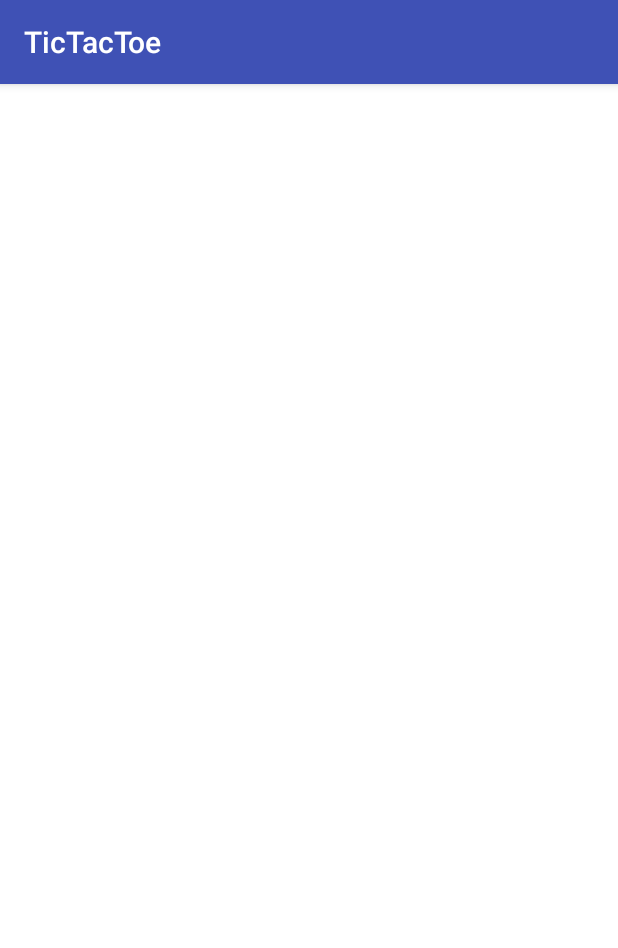
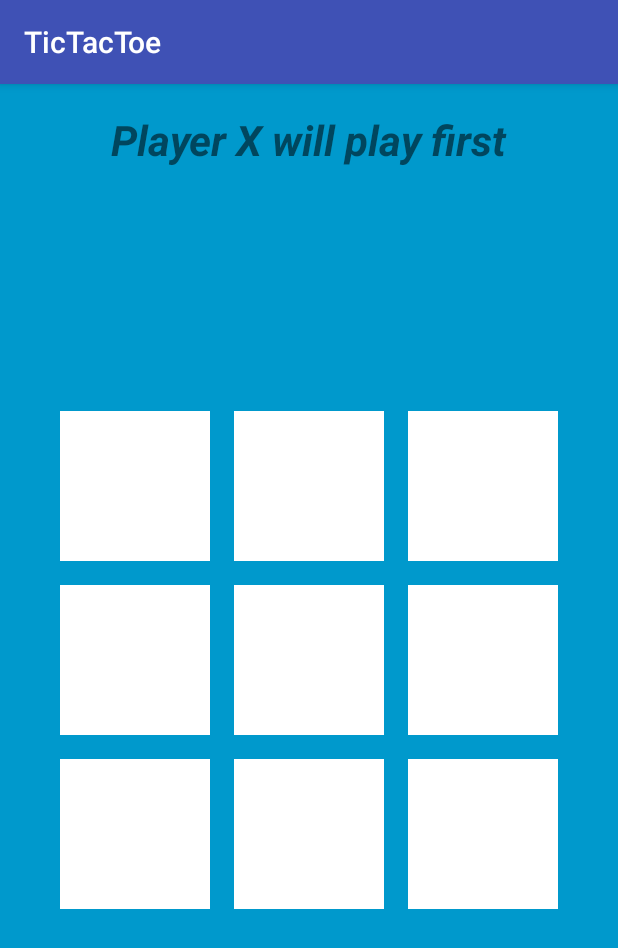
Before and after one commit to ravi6446/2019_DEV_019, an Android app: the screen it shows after launch (GameActivity), on a phone screen of 412 x 824 dp. Shown: the top 948 px of the screen. Run offline under Robolectric (Android 15) with nearby library versions, the phone set to English and light mode, and no system bars.

Commit message:
resolved issues,updated UI,added comments

```diff
--- a/app/src/main/AndroidManifest.xml
+++ b/app/src/main/AndroidManifest.xml
@@ -12,7 +12,6 @@
         <activity android:name=".activities.GameActivity">
             <intent-filter>
                 <action android:name="android.intent.action.MAIN" />
-
                 <category android:name="android.intent.category.LAUNCHER" />
             </intent-filter>
         </activity>
--- a/app/src/main/java/com/rabhosle/tictactoe/adapters/GameCellAdapter.java
+++ b/app/src/main/java/com/rabhosle/tictactoe/adapters/GameCellAdapter.java
@@ -1,30 +1,28 @@
 package com.rabhosle.tictactoe.adapters;
 
-import android.graphics.Color;
+/**
+ * Created by rabhosle on 12/11/2018.
+ */
+
+
 import android.support.v7.widget.RecyclerView;
 import android.view.LayoutInflater;
 import android.view.View;
 import android.view.ViewGroup;
-import android.widget.LinearLayout;
 import android.widget.TextView;
 
 import com.rabhosle.tictactoe.R;
 import com.rabhosle.tictactoe.model.DataModel;
 
 import java.util.ArrayList;
-import java.util.List;
 
-/**
- * Created by rabhosle on 12/11/2018.
- */
 
 public class GameCellAdapter extends RecyclerView.Adapter<GameCellAdapter.ViewHolder> {
 
     private ArrayList<DataModel> values;
-    protected ItemListener mListener;
+    private ItemListener mListener;
 
-    public GameCellAdapter(ArrayList<DataModel> myDataset, ItemListener itemListener) {
-        values = myDataset;
+    public GameCellAdapter(ItemListener itemListener) {
         mListener = itemListener;
     }
 
@@ -51,22 +49,19 @@ public class GameCellAdapter extends RecyclerView.Adapter<GameCellAdapter.ViewHo
 
     public class ViewHolder extends RecyclerView.ViewHolder implements View.OnClickListener {
 
-        public TextView cellContent;
-        public LinearLayout layout;
-        public DataModel item;
+        private TextView cellContent;
+        private DataModel item;
 
-        public ViewHolder(View itemView) {
+        private ViewHolder(View itemView) {
             super(itemView);
             itemView.setOnClickListener(this);
             cellContent = (TextView) itemView.findViewById(R.id.txtContent);
-            layout = (LinearLayout) itemView.findViewById(R.id.layout);
         }
 
         public void setData(DataModel item) {
             this.item = item;
-
             cellContent.setText(item.text);
-            layout.setBackgroundColor(Color.parseColor(item.color));
+            cellContent.setBackgroundColor(item.color);
         }
 
         @Override
@@ -77,7 +72,16 @@ public class GameCellAdapter extends RecyclerView.Adapter<GameCellAdapter.ViewHo
         }
     }
 
+    //set values for grid cells
+    public void setItems(ArrayList<DataModel> values) {
+        this.values = values;
+    }
+
+    //interface for handling clicks of the grid cells in activity
+    //this interface will be implemented in the activity
     public interface ItemListener {
         void onItemClick(DataModel item);
     }
+
+
 }
--- a/app/src/main/java/com/rabhosle/tictactoe/model/DataModel.java
+++ b/app/src/main/java/com/rabhosle/tictactoe/model/DataModel.java
@@ -8,10 +8,10 @@ public class DataModel {
 
     public String text;
     public int index;
-    public String color;
+    public int color;
     public boolean isPlayed;
 
-    public DataModel(String text, int index, String color, boolean isPlayed) {
+    public DataModel(String text, int index, int color, boolean isPlayed) {
         this.text = text;
         this.index = index;
         this.color = color;
--- /dev/null
+++ b/app/src/main/java/com/rabhosle/tictactoe/utils/ItemOffsetDecoration.java
@@ -0,0 +1,32 @@
+package com.rabhosle.tictactoe.utils;
+
+/**
+ * Created by rabhosle on 12/12/2018.
+ */
+
+import android.content.Context;
+import android.graphics.Rect;
+import android.support.annotation.DimenRes;
+import android.support.annotation.NonNull;
+import android.support.v7.widget.RecyclerView;
+import android.view.View;
+
+public class ItemOffsetDecoration extends RecyclerView.ItemDecoration {
+
+    private int mItemOffset;
+
+    public ItemOffsetDecoration(int itemOffset) {
+        mItemOffset = itemOffset;
+    }
+
+    public ItemOffsetDecoration(@NonNull Context context, @DimenRes int itemOffsetId) {
+        this(context.getResources().getDimensionPixelSize(itemOffsetId));
+    }
+
+    @Override
+    public void getItemOffsets(Rect outRect, View view, RecyclerView parent,
+                               RecyclerView.State state) {
+        super.getItemOffsets(outRect, view, parent, state);
+        outRect.set(mItemOffset, mItemOffset, mItemOffset, mItemOffset);
+    }
+}
--- a/app/src/main/res/layout/activity_game.xml
+++ b/app/src/main/res/layout/activity_game.xml
@@ -4,13 +4,40 @@
     xmlns:tools="http://schemas.android.com/tools"
     android:layout_width="match_parent"
     android:layout_height="match_parent"
+    android:background="@android:color/holo_blue_dark"
     tools:context="com.rabhosle.tictactoe.activities.GameActivity">
+
+
+    <TextView
+        android:id="@+id/information"
+        android:layout_width="wrap_content"
+        android:layout_height="wrap_content"
+        android:layout_marginStart="8dp"
+        android:layout_marginLeft="8dp"
+        android:layout_marginTop="18dp"
+        android:layout_marginEnd="8dp"
+        android:layout_marginRight="8dp"
+        android:textSize="28sp"
+        android:textStyle="bold|italic"
+        android:text="@string/firstPlayer"
+        app:layout_constraintEnd_toEndOf="parent"
+        app:layout_constraintStart_toStartOf="parent"
+        app:layout_constraintTop_toTopOf="parent" />
 
     <android.support.v7.widget.RecyclerView
         android:id="@+id/my_recycler_view"
-        android:layout_width="match_parent"
-        android:layout_height="match_parent"
-        android:scrollbars="vertical" />
-
+        android:layout_width="wrap_content"
+        android:layout_height="wrap_content"
+        android:layout_marginStart="8dp"
+        android:layout_marginLeft="8dp"
+        android:layout_marginTop="8dp"
+        android:layout_marginEnd="8dp"
+        android:layout_marginRight="8dp"
+        android:layout_marginBottom="8dp"
+        android:scrollbars="vertical"
+        app:layout_constraintBottom_toBottomOf="parent"
+        app:layout_constraintEnd_toEndOf="parent"
+        app:layout_constraintStart_toStartOf="parent"
+        app:layout_constraintTop_toTopOf="parent" />
 
 </android.support.constraint.ConstraintLayout>
--- a/app/src/main/res/layout/grid_item.xml
+++ b/app/src/main/res/layout/grid_item.xml
@@ -1,15 +1,11 @@
 <?xml version="1.0" encoding="utf-8"?>
-<LinearLayout xmlns:android="http://schemas.android.com/apk/res/android"
-    android:id="@+id/layout"
-    android:layout_width="match_parent"
-    android:layout_height="match_parent">
 
-    <TextView
+
+<TextView xmlns:android="http://schemas.android.com/apk/res/android"
     android:id="@+id/txtContent"
     android:layout_width="100dp"
     android:layout_height="100dp"
     android:gravity="center"
     android:maxLines="1"
     android:textColor="@android:color/black"
-        android:textSize="12sp" />
-</LinearLayout>
+    android:textSize="26sp" />
--- a/app/src/main/res/values/colors.xml
+++ b/app/src/main/res/values/colors.xml
@@ -3,4 +3,6 @@
     <color name="colorPrimary">#3F51B5</color>
     <color name="colorPrimaryDark">#303F9F</color>
     <color name="colorAccent">#FF4081</color>
+    <color name="activeGrid">#ffffff</color>
+    <color name="inactiveGrid">#A9A9A9</color>
 </resources>
--- /dev/null
+++ b/app/src/main/res/values/dimens.xml
@@ -0,0 +1,4 @@
+<?xml version="1.0" encoding="utf-8"?>
+<resources>
+     <dimen name="grid_offset">8dp</dimen>
+</resources>
--- a/app/src/main/res/values/strings.xml
+++ b/app/src/main/res/values/strings.xml
@@ -1,3 +1,17 @@
 <resources>
     <string name="app_name">TicTacToe</string>
+    <string name="dialog_title">Result</string>
+    <string name="result_message">Congratulations! %1$s have won!</string>
+    <string name="draw_message">It\'s a draw!!</string>
+    <string name="string_draw">Draw</string>
+    <string name="positiveButton">New Game</string>
+    <string name="negativeButton">Exit</string>
+    <string name="oWinCondition">OOO</string>
+    <string name="xWinCondition">XXX</string>
+    <string name="slotOccupied">Slot is not empty</string>
+    <string name="firstPlayer">Player X will play first</string>
+
+    <string name="XPlayer">X</string>
+    <string name="OPlayer">O</string>
+
 </resources>
--- a/build.gradle
+++ b/build.gradle
@@ -7,7 +7,7 @@ buildscript {
         jcenter()
     }
     dependencies {
-        classpath 'com.android.tools.build:gradle:3.0.0'
+        classpath 'com.android.tools.build:gradle:3.2.1'
 
 
         // NOTE: Do not place your application dependencies here; they belong
```
Also changed, not shown: app/src/main/java/com/rabhosle/tictactoe/activities/GameActivity.java (+113 -44 lines), gradle/wrapper/gradle-wrapper.properties. Lines whose indentation alone changed are shown as unchanged.
